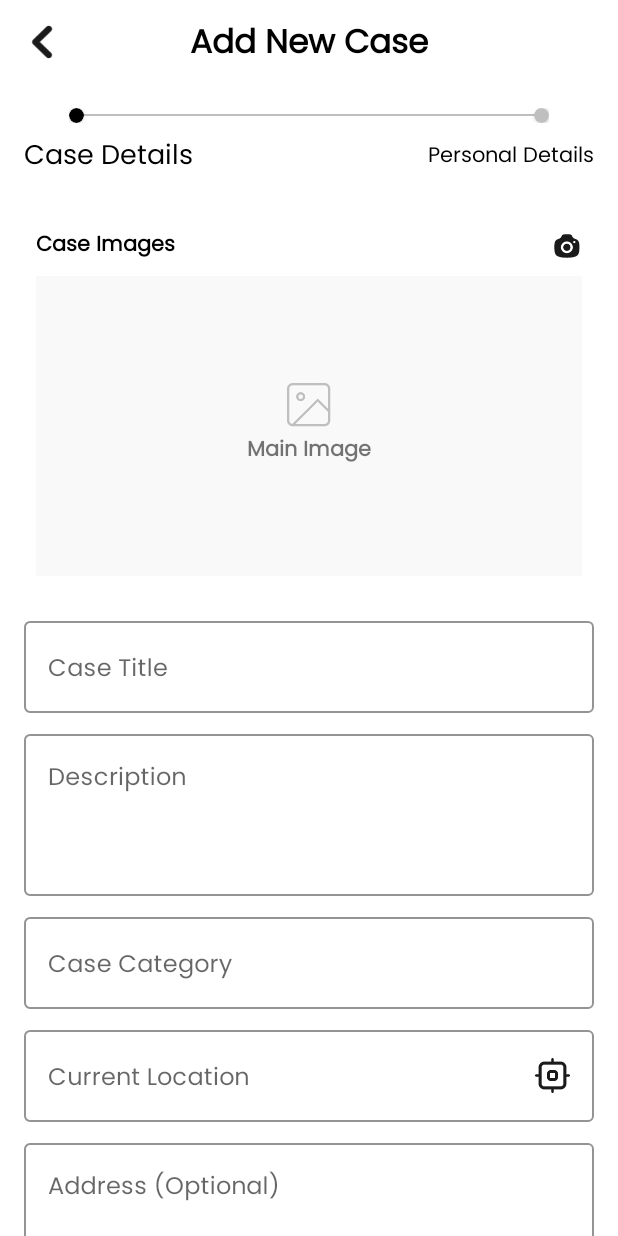
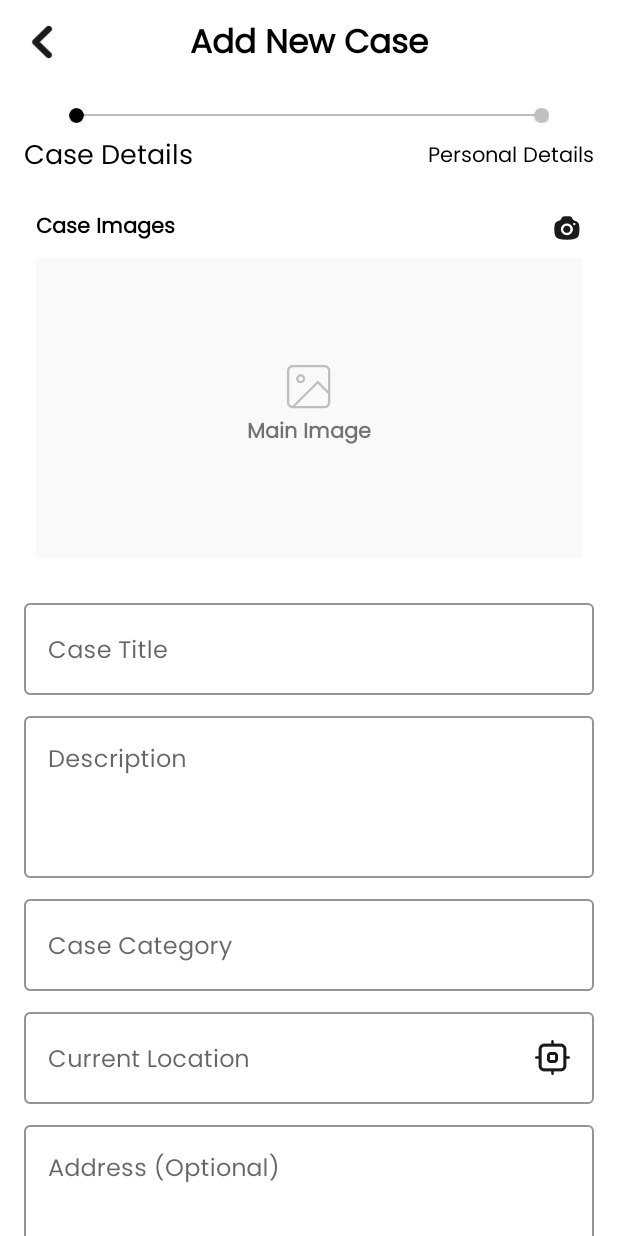
Before and after one commit to eslamfaisal/emergency-services, an Android app: the CaseDetailsFragment screen opened directly, with no data from a screen before it, on a phone screen of 412 x 824 dp. Run offline under Robolectric (Android 15) with nearby library versions, the phone set to English and light mode, and no system bars; our stand-ins replace data binding; libraries missing offline, so code that uses them is left out: com.github.dhaval2404.imagepicker, com.huawei.agconnect; plain views replace MaterialRippleLayout; pictures from the network do not load; 9 statements that could not run were skipped.

Commit message:
validate create new case

```diff
--- a/app/src/main/java/com/bluethunder/tar2/ui/edit_case/fragments/CaseDetailsFragment.kt
+++ b/app/src/main/java/com/bluethunder/tar2/ui/edit_case/fragments/CaseDetailsFragment.kt
@@ -83,8 +83,10 @@ class CaseDetailsFragment : BaseFragment() {
 
     private fun validateCaseData() {
 
-        if (!viewModel.isImageSelected())
+        if (!viewModel.isImageSelected()){
             binding.caseTitleInput.showSnakeBarError(getString(R.string.select_iameg))
+            return
+        }
 
         if (binding.caseTitleInput.text.toString().isEmpty()) {
             binding.caseTitleInput.error = getString(R.string.case_title_err_msg)
@@ -113,6 +115,7 @@ class CaseDetailsFragment : BaseFragment() {
 
     private fun moveToPersonalDataPage() {
 
+        viewModel.setSelectedFragmentIndex(1)
     }
 
     private fun removeImage() {
--- a/app/src/main/res/layout/activity_edit_case.xml
+++ b/app/src/main/res/layout/activity_edit_case.xml
@@ -60,7 +60,10 @@
             android:layout_height="wrap_content"
             android:gravity="center"
             android:orientation="vertical"
-            android:padding="16sp">
+            android:paddingStart="16sp"
+            android:paddingEnd="16dp"
+            android:paddingTop="16dp"
+            android:paddingBottom="4dp">
 
             <androidx.appcompat.widget.LinearLayoutCompat
                 android:layout_width="match_parent"
```
